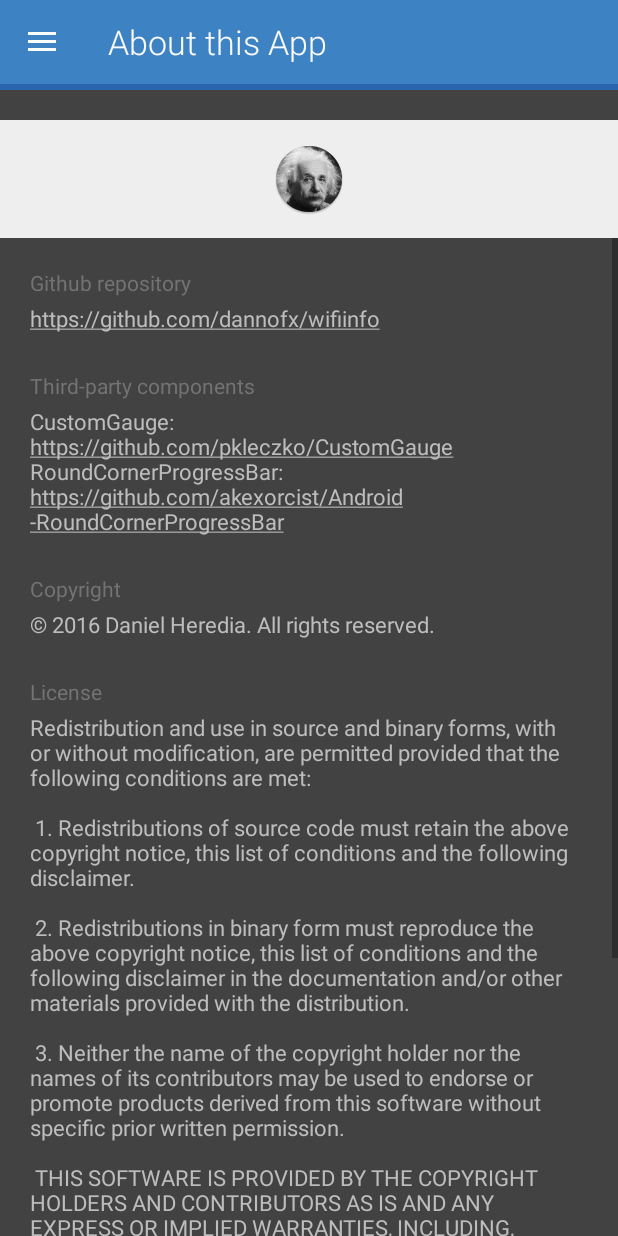
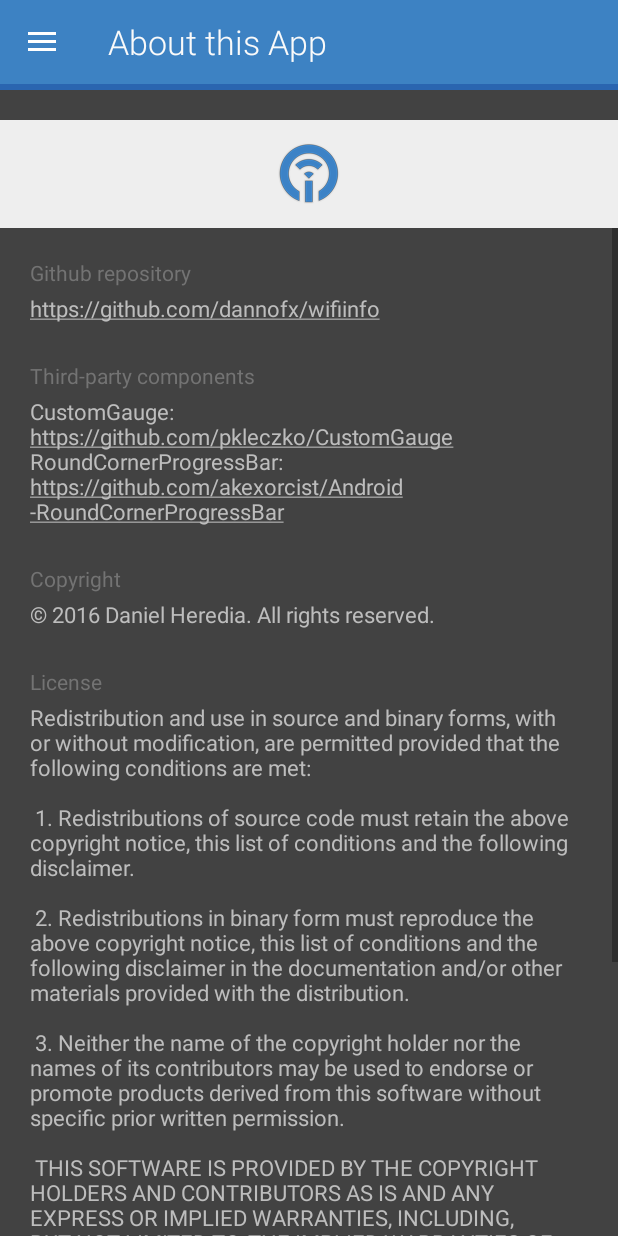
Before and after one commit to dannofx/WifiInfo, an Android app: the screen it shows after launch (MainActivity), in the side drawer, after a tap on "About this App", on a phone screen of 412 x 824 dp. Run offline under Robolectric (Android 15) with nearby library versions, the light colour scheme and no system bars; libraries missing offline, so code that uses them is left out: com.akexorcist.roundcornerprogressbar; 1 statement that could not run was skipped.

Commit message:
Launch icon updated, some app styles changed and play store images added to the repo

```diff
--- a/WifiInfo/app/src/main/AndroidManifest.xml
+++ b/WifiInfo/app/src/main/AndroidManifest.xml
@@ -20,7 +20,8 @@
 
         <activity
             android:name=".SplashActivity"
-            android:theme="@style/SplashTheme" >
+            android:theme="@style/SplashTheme"
+            android:icon="@mipmap/ic_launcher" >
             <intent-filter>
                 <action android:name="android.intent.action.MAIN" />
                 <category android:name="android.intent.category.LAUNCHER" />
--- a/WifiInfo/app/src/main/res/drawable/background_splash.xml
+++ b/WifiInfo/app/src/main/res/drawable/background_splash.xml
@@ -2,11 +2,11 @@
 <layer-list xmlns:android="http://schemas.android.com/apk/res/android">
 
     <item
-        android:drawable="@color/dark_blue"/>
+        android:drawable="@color/mid_grey"/>
     <item>
         <bitmap
             android:gravity="center"
-            android:src="@mipmap/ic_launcher"/>
+            android:src="@drawable/splash_icon"/>
     </item>
 
 </layer-list>
--- a/WifiInfo/app/src/main/res/layout/fragment_about.xml
+++ b/WifiInfo/app/src/main/res/layout/fragment_about.xml
@@ -17,8 +17,8 @@
         android:src="@mipmap/ic_launcher"
         android:contentDescription="@string/logo_description"
         android:layout_marginTop="20dp"
-        android:paddingTop="15dp"
-        android:paddingBottom="15dp" >
+        android:paddingTop="12dp"
+        android:paddingBottom="12dp" >
     </ImageView>
 
 
--- a/WifiInfo/app/src/main/res/values/styles.xml
+++ b/WifiInfo/app/src/main/res/values/styles.xml
@@ -3,7 +3,7 @@
 <resources>
 
     <style name="AppTheme" parent="Theme.AppCompat.Light.NoActionBar">
-        <item name="colorPrimary">@color/mid_blue</item>
+        <item name="colorPrimary">@color/mid_grey</item>
         <item name="colorPrimaryDark">@color/dark_blue</item>
         <item name="colorAccent">@color/mid_blue</item>
         <item name="android:windowTranslucentStatus">true</item>
```
Also changed, not shown: WifiInfo/app/src/main/res/drawable-hdpi/splash_icon.png (added), WifiInfo/app/src/main/res/drawable-mdpi/splash_icon.png (added), WifiInfo/app/src/main/res/drawable-xxhdpi/splash_icon.png (added), WifiInfo/app/src/main/res/drawable-xxxhdpi/splash_icon.png (added), WifiInfo/app/src/main/res/drawable/splash_icon.png (added), WifiInfo/app/src/main/res/mipmap-hdpi/ic_launcher.png, WifiInfo/app/src/main/res/mipmap-ldpi/ic_launcher.png, WifiInfo/app/src/main/res/mipmap-mdpi/ic_launcher.png, WifiInfo/app/src/main/res/mipmap-xhdpi/ic_launcher.png, WifiInfo/app/src/main/res/mipmap-xxhdpi/ic_launcher.png, WifiInfo/app/src/main/res/mipmap-xxxhdpi/ic_launcher.png, 2 other files.
